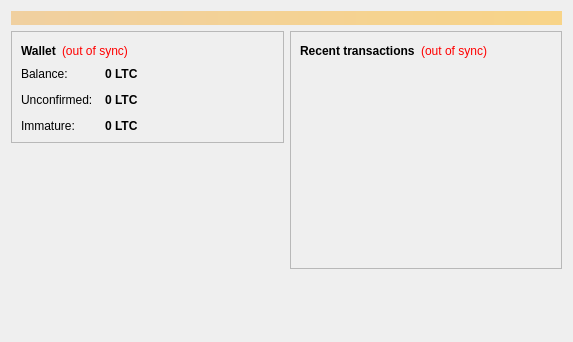
Qt form src/qt/forms/overviewpage.ui (simbacoin/simbacoin) before a commit.
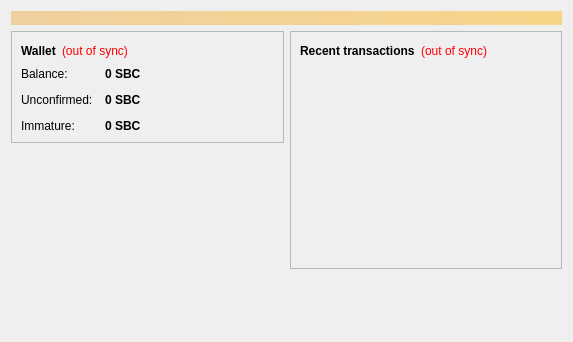
The same form after that commit.

The edit to the form file:
```diff
--- a/src/qt/forms/overviewpage.ui
+++ b/src/qt/forms/overviewpage.ui
@@ -122,7 +122,7 @@
                <string>Your current balance</string>
               </property>
               <property name="text">
-               <string notr="true">0 LTC</string>
+               <string notr="true">0 SBC</string>
               </property>
               <property name="textInteractionFlags">
                <set>Qt::LinksAccessibleByMouse|Qt::TextSelectableByKeyboard|Qt::TextSelectableByMouse</set>
@@ -151,7 +151,7 @@
                <string>Total of transactions that have yet to be confirmed, and do not yet count toward the current balance</string>
               </property>
               <property name="text">
-               <string notr="true">0 LTC</string>
+               <string notr="true">0 SBC</string>
               </property>
               <property name="textInteractionFlags">
                <set>Qt::LinksAccessibleByMouse|Qt::TextSelectableByKeyboard|Qt::TextSelectableByMouse</set>
@@ -177,7 +177,7 @@
                <string>Mined balance that has not yet matured</string>
               </property>
               <property name="text">
-               <string notr="true">0 LTC</string>
+               <string notr="true">0 SBC</string>
               </property>
               <property name="textInteractionFlags">
                <set>Qt::LinksAccessibleByMouse|Qt::TextSelectableByKeyboard|Qt::TextSelectableByMouse</set>
```
Left out of the diff: 4 changed lines with no effect on the pictures.
